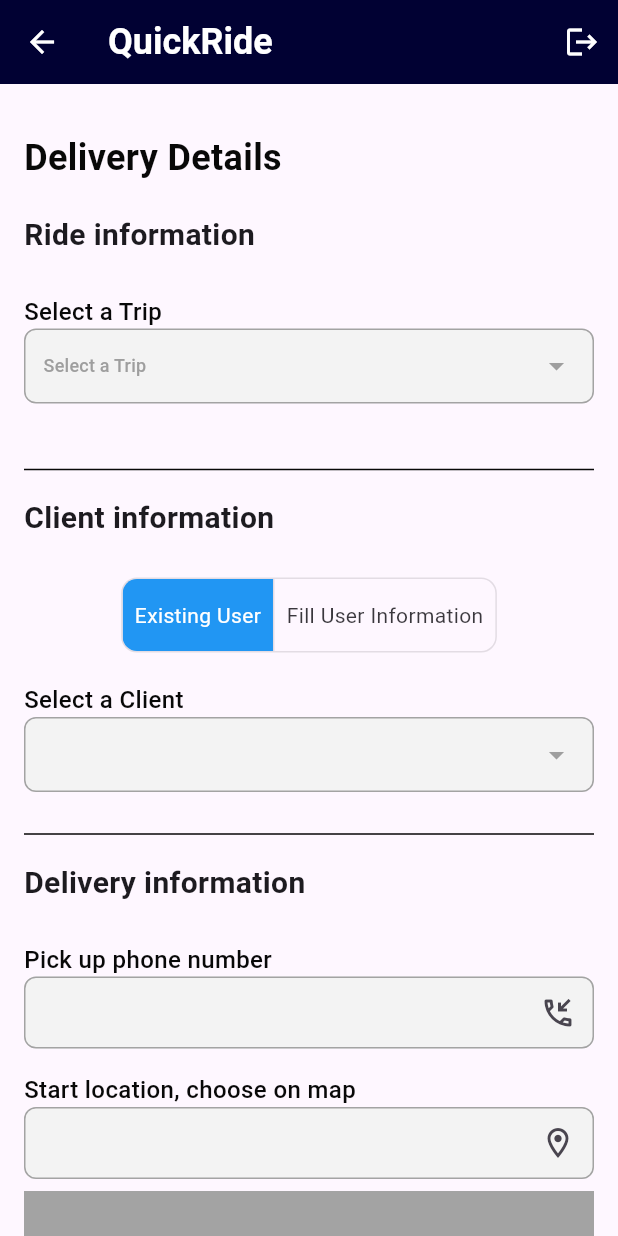
After one commit to andrejpanev8/MIS-Travel-App, a Flutter app: the AddDeliveryScreen screen opened by its route, after a tap on "Existing User", on a phone screen of 412 x 824 dp. The commit adds this screen. Run offline on Flutter 3.47's test engine with Material 3 defaults, Android fonts, the phone set to English and light mode, and no system bars; our stand-ins replace bloc, cached_network_image, cloud_firestore, equatable, firebase_auth, firebase_core and 6 more; accounts and stored records are empty.

Commit message:
Started implementation of add delivery screen from admin side.

```diff
--- a/lib/main.dart
+++ b/lib/main.dart
@@ -5,6 +5,7 @@ import 'package:travel_app/bloc/auth_bloc/auth_bloc.dart';
 import 'package:travel_app/bloc/home_screen_bloc/home_screen_bloc.dart';
 import 'package:travel_app/bloc/map_bloc/map_bloc.dart';
 import 'package:travel_app/bloc/user_bloc/user_bloc.dart';
+import 'package:travel_app/presentation/screens/add_delivery_screen.dart';
 import 'package:travel_app/presentation/screens/add_ride_screen.dart';
 import 'package:travel_app/presentation/screens/login_screen.dart';
 import 'package:travel_app/presentation/screens/my_rides_screen.dart';
@@ -47,6 +48,7 @@ class MyApp extends StatelessWidget {
           context.read<UserBloc>().add(LoadDrivers());
           return AddRideScreen();
         },
+        "/addDelivery": (context) => AddDeliveryScreen(),
         "/login": (context) => const LoginScreen(),
         "/register": (context) => const RegisterScreen()
       },
--- /dev/null
+++ b/lib/presentation/screens/add_delivery_screen.dart
@@ -0,0 +1,341 @@
+import 'package:cached_network_image/cached_network_image.dart';
+import 'package:flutter/material.dart';
+import 'package:flutter_bloc/flutter_bloc.dart';
+import 'package:http/http.dart';
+import 'package:intl/intl.dart';
+import 'package:travel_app/data/enums/user_role.dart';
+import 'package:travel_app/data/models/trip.dart';
+import 'package:travel_app/data/models/user.dart';
+import 'package:travel_app/data/services/trip_service.dart';
+import 'package:travel_app/data/services/user_service.dart';
+import 'package:travel_app/presentation/widgets/custom_app_bar.dart';
+import 'package:travel_app/presentation/widgets/custom_arrow_button.dart';
+import 'package:travel_app/presentation/widgets/custom_drop_down_button.dart';
+import 'package:travel_app/utils/color_constants.dart';
+import 'package:travel_app/utils/text_styles.dart';
+
+// import '../../data/services/map_service.dart';
+import '../../bloc/map_bloc/map_bloc.dart';
+import '../../utils/functions.dart';
+import '../../utils/string_constants.dart';
+import '../widgets/input_field.dart';
+import '../widgets/map_static.dart';
+
+class AddDeliveryScreen extends StatefulWidget {
+  const AddDeliveryScreen({super.key});
+
+  @override
+  State<AddDeliveryScreen> createState() => _AddDeliveryScreenState();
+}
+
+class _AddDeliveryScreenState extends State<AddDeliveryScreen> {
+  List<bool> isClientSelected = [true, false];
+
+  final TextEditingController firstNameController = TextEditingController();
+  final TextEditingController lastNameController = TextEditingController();
+  final TextEditingController pickupPhoneController = TextEditingController();
+  final TextEditingController dropOffPhoneController = TextEditingController();
+  final TextEditingController startLocationController = TextEditingController();
+  final TextEditingController endLocationController = TextEditingController();
+
+  final FocusNode startLocationFocusNode = FocusNode();
+  final FocusNode endLocationFocusNode = FocusNode();
+
+  List<UserModel> clients = [];
+  UserModel? selectedClient;
+  List<Trip> trips = [];
+  Trip? selectedTrip;
+
+  @override
+  void initState() {
+    super.initState();
+
+    startLocationFocusNode.addListener(() {
+      if (!startLocationFocusNode.hasFocus) {
+        if (startLocationController.text.isNotEmpty) {
+          Functions.emitMapEvent(
+            context: context,
+            event: AddressEntryEvent(startLocationController.text),
+          );
+        }
+      }
+    });
+
+    endLocationFocusNode.addListener(() {
+      if (!endLocationFocusNode.hasFocus) {
+        if (endLocationController.text.isNotEmpty) {
+          Functions.emitMapEvent(
+            context: context,
+            event: AddressEntryEvent(endLocationController.text),
+          );
+        }
+      }
+    });
+
+    _loadTrips();
+    _loadClients();
+  }
+
+  @override
+  void dispose() {
+    firstNameController.dispose();
+    lastNameController.dispose();
+    pickupPhoneController.dispose();
+    dropOffPhoneController.dispose();
+    startLocationController.dispose();
+    endLocationController.dispose();
+    startLocationFocusNode.dispose();
+    endLocationFocusNode.dispose();
+    super.dispose();
+  }
+
+  Future<void> _loadClients() async {
+    try {
+      List<UserModel> fetchedClients =
+          await UserService().getAllUsersByRole(userRole: UserRole.CLIENT);
+      setState(() {
+        clients = fetchedClients;
+      });
+    } catch (error) {
+      print("Error fetching clients: $error");
+    }
+  }
+
+  Future<void> _loadTrips() async {
+    try {
+      List<Trip> fetchedTrips = await TripService().getAllUpcomingTrips();
+      setState(() {
+        trips = fetchedTrips;
+      });
+    } catch (error) {
+      print("Error fetching trips: $error");
+    }
+  }
+
+  @override
+  Widget build(BuildContext context) {
+    return BlocListener<MapBloc, MapState>(
+      listener: (context, state) => {
+        if (state is MapSingleSelectionLoaded)
+          {
+            setState(() {
+              startLocationController.text = state.address;
+              endLocationController.text = state.address;
+            })
+          }
+      },
+      child: Scaffold(
+        appBar: customAppBar(context: context, arrowBack: true),
+        body: SafeArea(
+          child: SingleChildScrollView(
+            padding: EdgeInsets.symmetric(vertical: 32.0, horizontal: 16.0),
+            child: Column(
+              crossAxisAlignment: CrossAxisAlignment.start,
+              children: [
+                _buildForm(),
+                SizedBox(height: 40.0),
+                Row(
+                  children: [
+                    Expanded(
+                        child: customArrowButton(
+                            text: "Save",
+                            fontSize: 16,
+                            iconSize: 16,
+                            verticalPadding: 10,
+                            onPressed: () {})),
+                  ],
+                )
+              ],
+            ),
+          ),
+        ),
+      ),
+    );
+  }
+
+  Widget _buildForm() {
+    return Form(
+      child: Column(
+        crossAxisAlignment: CrossAxisAlignment.start,
+        children: [
+          Text(AppStrings.deliveryDetails, style: StyledText().appBarText()),
+          //////////////////////////
+          SizedBox(height: 20),
+          Text("Ride information",
+              style: TextStyle(fontWeight: FontWeight.bold, fontSize: 20)),
+          //////////////////////////
+          SizedBox(height: 25.0),
+
+          _text("Select a Trip"),
+          DropdownCustomButton(
+            items: trips,
+            selectedValue: selectedTrip,
+            hintText: "Select a Trip",
+            onChanged: (Trip? newValue) {
+              setState(() {
+                selectedTrip = newValue;
+              });
+            },
+          ),
+
+          //////////////////////////
+          SizedBox(height: 16.0),
+          _buildTripDetails(),
+          //////////////////////////
+          SizedBox(height: 20.0),
+          Divider(
+            color: blackColor,
+            thickness: 1,
+          ),
+          SizedBox(height: 10.0),
+
+          Text("Client information",
+              style: TextStyle(fontWeight: FontWeight.bold, fontSize: 20)),
+
+          SizedBox(height: 25.0),
+          Center(
+            child: ToggleButtons(
+              isSelected: isClientSelected,
+              onPressed: (index) {
+                setState(() {
+                  isClientSelected = [index == 0, index == 1];
+                  _resetFields();
+                });
+              },
+              borderRadius: BorderRadius.circular(10),
+              selectedColor: Colors.white,
+              fillColor: Colors.blue,
+              children: [
+                Padding(
+                  padding: const EdgeInsets.all(8.0),
+                  child: Text("Existing User"),
+                ),
+                Padding(
+                  padding: const EdgeInsets.all(8.0),
+                  child: Text("Fill User Information"),
+                ),
+              ],
+            ),
+          ),
+          //////////////////////////
+
+          SizedBox(height: 20.0),
+          isClientSelected[0]
+              ? _buildExistingUserForm()
+              : _buildFillUserInformationForm(),
+
+          //////////////////////////
+
+          SizedBox(height: 20.0),
+          Divider(color: blackColor, thickness: 1),
+          SizedBox(height: 10.0),
+
+          Text("Delivery information",
+              style: TextStyle(fontWeight: FontWeight.bold, fontSize: 20)),
+
+          SizedBox(height: 25.0),
+          _text("Pick up phone number"),
+          inputTextFieldCustom(
+              context: context,
+              controller: pickupPhoneController,
+              suffixIcon: Icon(Icons.phone_callback_outlined)),
+          SizedBox(height: 16.0),
+          _text("Start location, choose on map"),
+          inputTextFieldCustom(
+              context: context,
+              controller: startLocationController,
+              suffixIcon: Icon(Icons.location_on_outlined)),
+          MapStatic(),
+
+          SizedBox(height: 16.0),
+          _text("Drop off phone number"),
+          inputTextFieldCustom(
+              context: context,
+              controller: dropOffPhoneController,
+              suffixIcon: Icon(Icons.phone_forwarded_outlined)),
+          SizedBox(height: 16.0),
+          _text("End location, choose on map"),
+          inputTextFieldCustom(
+              context: context,
+              controller: endLocationController,
+              suffixIcon: Icon(Icons.location_on_outlined)),
+          MapStatic(),
+        ],
+      ),
+    );
+  }
+
+  Widget _buildExistingUserForm() {
+    return Column(
+      mainAxisAlignment: MainAxisAlignment.center,
+      crossAxisAlignment: CrossAxisAlignment.start,
+      children: [
+        _text("Select a Client"),
+        DropdownCustomButton(
+          items: clients,
+          selectedValue: selectedClient,
+          hintText: "",
+          onChanged: (UserModel? newValue) {
+            setState(() {
+              selectedClient = newValue;
+            });
+          },
+        ),
+      ],
+    );
+  }
+
+  Widget _buildFillUserInformationForm() {
+    return Column(
+      crossAxisAlignment: CrossAxisAlignment.start,
+      children: [
+        _text("First Name"),
+        inputTextFieldCustom(context: context, controller: firstNameController),
+        /////////////////////////
+        SizedBox(height: 16.0),
+        _text("Last Name"),
+        inputTextFieldCustom(context: context, controller: lastNameController),
+      ],
+    );
+  }
+
+  Widget _buildTripDetails() {
+    if (selectedTrip == null) return SizedBox();
+
+    return Column(
+      crossAxisAlignment: CrossAxisAlignment.start,
+      children: [
+        _buildInfoRow(Icons.location_on_outlined,
+            "${selectedTrip!.startCity} - ${selectedTrip!.endCity}"),
+        _buildInfoRow(Icons.access_time, selectedTrip!.formattedStartDateTime,
+            iconSize: 16),
+        _buildInfoRow(
+            Icons.monetization_on_outlined, selectedTrip!.ridePrice.toString(),
+            iconColor: greenColor, iconSize: 16),
+      ],
+    );
+  }
+
+  Widget _buildInfoRow(IconData icon, String text,
+      {Color iconColor = blackColor, double iconSize = 24}) {
+    return Row(
+      children: [
+        if (icon != Icons.location_on_outlined) SizedBox(width: 4),
+        Icon(icon, color: iconColor, size: iconSize),
+        SizedBox(width: 8),
+        _text(text),
+      ],
+    );
+  }
+
+  void _resetFields() {
+    firstNameController.clear();
+    lastNameController.clear();
+    selectedClient = null;
+    setState(() {});
+  }
+}
+
+Widget _text(String text) {
+  return Text(text, style: StyledText().descriptionText());
+}
--- a/lib/presentation/screens/home_screen.dart
+++ b/lib/presentation/screens/home_screen.dart
@@ -104,7 +104,9 @@ class _HomeScreenState extends State<HomeScreen> {
           onTapAddRide: () {
             Navigator.of(context).pushNamed("/addRide");
           },
-          onTapAddDelivery: () {},
+          onTapAddDelivery: () {
+            Navigator.of(context).pushNamed("/addDelivery");
+          },
         );
       }
       return const SizedBox.shrink();
--- a/lib/presentation/widgets/rides_widget.dart
+++ b/lib/presentation/widgets/rides_widget.dart
@@ -114,7 +114,7 @@ class RidesWidget extends StatelessWidget {
             ),
             const SizedBox(width: 4),
             Text(
-              "${ride.passengerTrips.length} ${AppStrings.passengersLabel}",
+              "${ride.maxCapacity - ride.passengerTrips.length} Places left",
               style: StyledText().descriptionText(fontSize: 12),
             ),
           ],
--- a/lib/utils/string_constants.dart
+++ b/lib/utils/string_constants.dart
@@ -55,4 +55,6 @@ class AppStrings {
   static const String selectALocation = "Select a location";
   static const String description = "Description";
   static const String noItemsAvailable = "No items available";
+  static const String deliveryDetails = "Delivery Details";
+
 }
```
